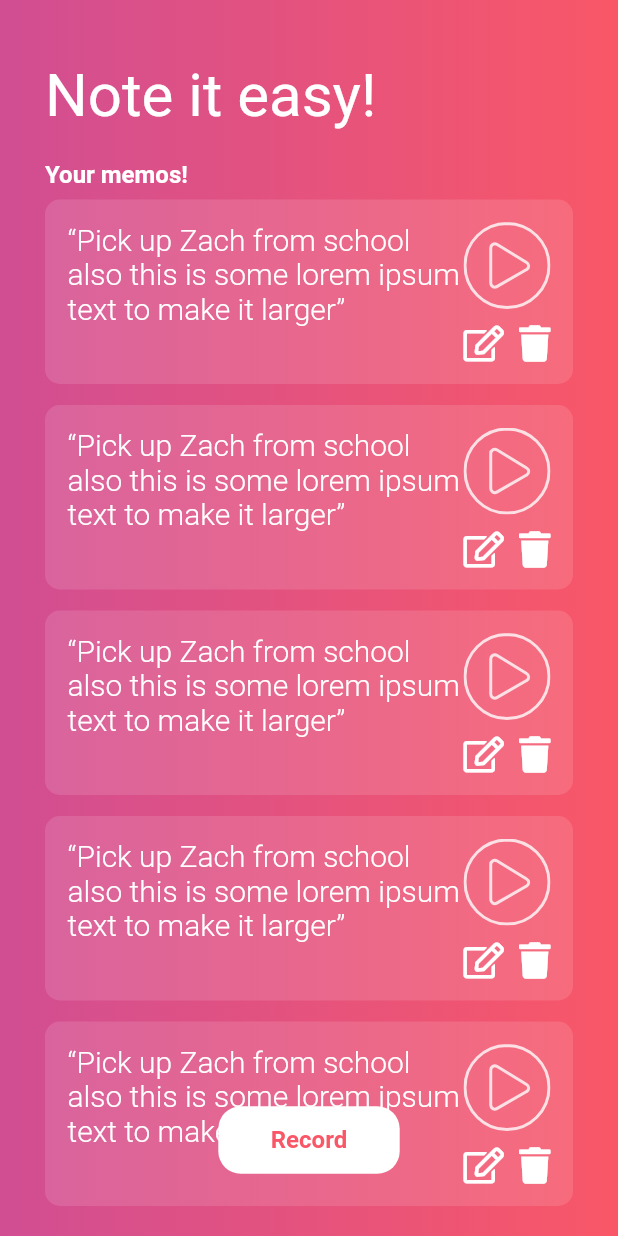
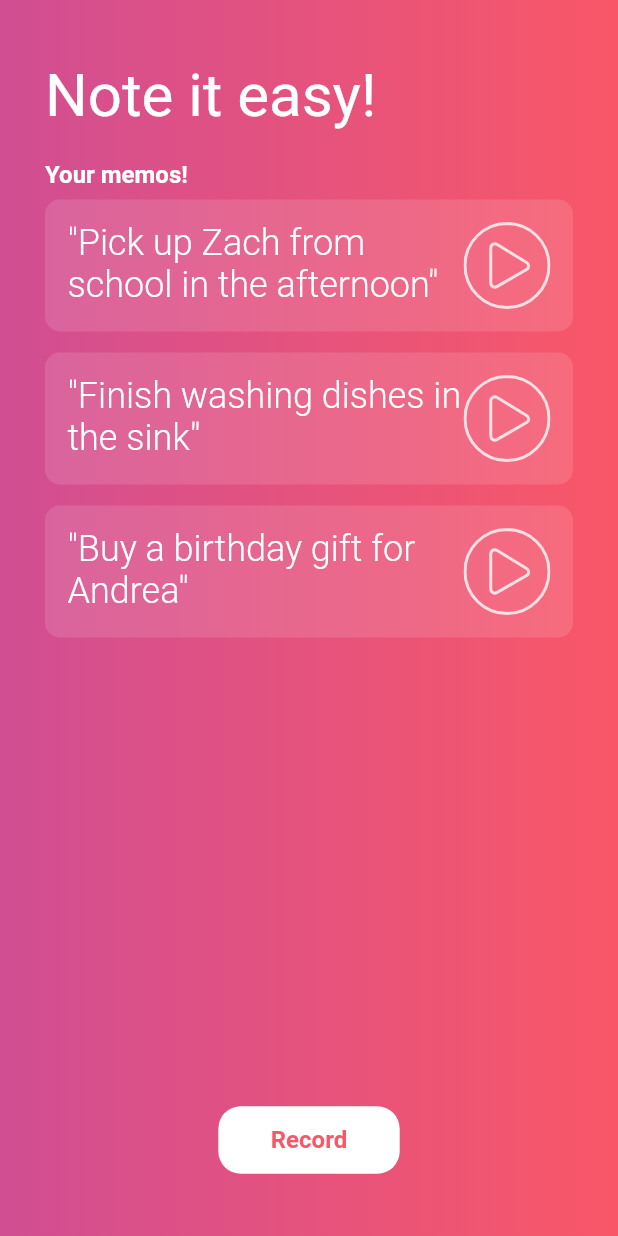
Before and after one commit to radiantly/NoteItEasy, a Flutter app: the screen it shows once a user with an empty profile is signed in, on a phone screen of 412 x 824 dp. Run offline on Flutter 3.47's test engine with Material 2 defaults, Android fonts, the phone set to English and light mode, and no system bars; our stand-ins replace cloud_firestore, firebase_auth, firebase_core, firebase_storage, flutter_svg, font_awesome_flutter and 3 more; missing offline and left inert: flutter_sound_lite; accounts and stored records are empty.

Commit message:
Update README

```diff
--- a/lib/memo_list.dart
+++ b/lib/memo_list.dart
@@ -30,8 +30,13 @@ class _MemoListState extends State<MemoList> {
 
   @override
   Widget build(BuildContext context) {
+    final memos = [
+      '"Pick up Zach from school in the afternoon"',
+      '"Finish washing dishes in the sink"',
+      '"Buy a birthday gift for Andrea"'
+    ];
     return ListView.builder(
-        itemCount: 5,
+        itemCount: 3,
         scrollDirection: Axis.vertical,
         shrinkWrap: true,
         itemBuilder: (BuildContext context, int index) {
@@ -44,13 +49,12 @@ class _MemoListState extends State<MemoList> {
                   Row(
                     crossAxisAlignment: CrossAxisAlignment.start,
                     children: [
-                      const Flexible(
-                        child: Text(
-                            '“Pick up Zach from school also this is some lorem ipsum text to make it larger”',
-                            style: TextStyle(
+                      Flexible(
+                        child: Text(memos[index],
+                            style: const TextStyle(
                                 color: Colors.white,
                                 fontWeight: FontWeight.w300,
-                                fontSize: 20)),
+                                fontSize: 24)),
                       ),
                       GestureDetector(
                         child: SvgPicture.asset((_isPlaying == index)
@@ -75,16 +79,16 @@ class _MemoListState extends State<MemoList> {
                       )
                     ],
                   ),
-                  Container(
-                    child: Row(
-                      mainAxisAlignment: MainAxisAlignment.end,
-                      children: [
-                        GestureDetector(child: FaIcon(FontAwesomeIcons.edit,color: Colors.white,),onTap: (){},),
-                        SizedBox(width: 10,),
-                        GestureDetector(child: FaIcon(FontAwesomeIcons.trash,color: Colors.white,),onTap: (){},),
-                      ],
-                    ),
-                  )
+                  // Container(
+                  //   child: Row(
+                  //     mainAxisAlignment: MainAxisAlignment.end,
+                  //     children: [
+                  //       GestureDetector(child: FaIcon(FontAwesomeIcons.edit,color: Colors.white,),onTap: (){},),
+                  //       SizedBox(width: 10,),
+                  //       GestureDetector(child: FaIcon(FontAwesomeIcons.trash,color: Colors.white,),onTap: (){},),
+                  //     ],
+                  //   ),
+                  // )
                 ],
               ),
               decoration: BoxDecoration(
```
Also changed, not shown: demo/login.jpg (added), demo/main_screen.jpg (added), 1 other file.
